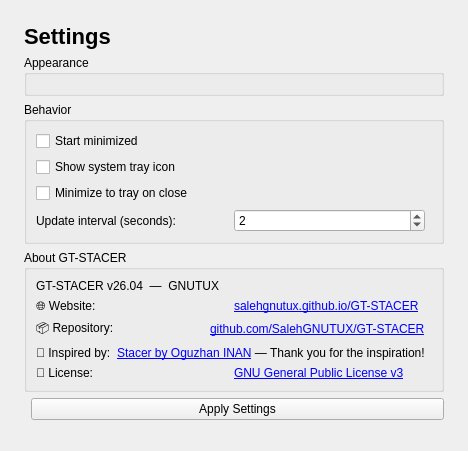
Before: the Qt Designer form GT-STACER/gt-stacer/Pages/Settings/settings_page.ui in SalehGNUTUX/GT-STACER, drawn with Qt 5.
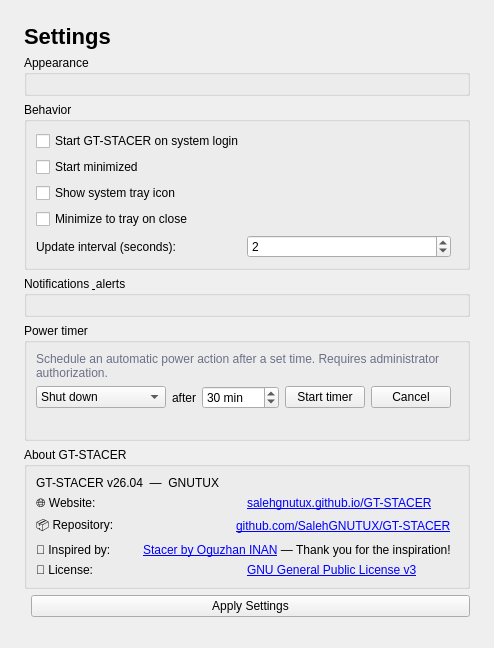
After: the same form once the commit is applied.

```diff
--- a/GT-STACER/gt-stacer/Pages/Settings/settings_page.ui
+++ b/GT-STACER/gt-stacer/Pages/Settings/settings_page.ui
@@ -18,6 +18,7 @@
    <item>
     <widget class="QGroupBox"><property name="title"><string>Behavior</string></property>
      <layout class="QVBoxLayout">
+      <item><widget class="QCheckBox" name="autoStartCheck"><property name="text"><string>Start GT-STACER on system login</string></property></widget></item>
       <item><widget class="QCheckBox" name="startMinimizedCheck"><property name="text"><string>Start minimized</string></property></widget></item>
       <item><widget class="QCheckBox" name="showTrayCheck"><property name="text"><string>Show system tray icon</string></property></widget></item>
       <item><widget class="QCheckBox" name="minimizeToTrayCheck"><property name="text"><string>Minimize to tray on close</string></property></widget></item>
@@ -31,6 +32,50 @@
      </layout>
     </widget>
    </item>
+   <item>
+    <widget class="QGroupBox"><property name="title"><string>Notifications &amp; alerts</string></property>
+     <layout class="QFormLayout">
+      <item>
+       <widget class="QLabel"><property name="text"><string>Enable alerts:</string></property></widget>
+       <widget class="QCheckBox" name="alertsEnabledCheck"><property name="text"><string>Show desktop notifications when thresholds are crossed</string></property></widget>
+      </item>
+      <item>
+       <widget class="QLabel"><property name="text"><string>CPU/GPU temperature (°C, 0 = off):</string></property></widget>
+       <widget class="QSpinBox" name="cpuTempSpin"><property name="minimum"><number>0</number></property><property name="maximum"><number>120</number></property><property name="value"><number>85</number></property></widget>
+      </item>
+      <item>
+       <widget class="QLabel"><property name="text"><string>Memory usage (%, 0 = off):</string></property></widget>
+       <widget class="QSpinBox" name="memSpin"><property name="minimum"><number>0</number></property><property name="maximum"><number>100</number></property><property name="value"><number>90</number></property></widget>
+      </item>
+      <item>
+       <widget class="QLabel"><property name="text"><string>Disk usage (%, 0 = off):</string></property></widget>
+       <widget class="QSpinBox" name="diskSpin"><property name="minimum"><number>0</number></property><property name="maximum"><number>100</number></property><property name="value"><number>95</number></property></widget>
+      </item>
+      <item>
+       <widget class="QLabel"><property name="text"><string>Battery low (%, 0 = off):</string></property></widget>
+       <widget class="QSpinBox" name="batterySpin"><property name="minimum"><number>0</number></property><property name="maximum"><number>100</number></property><property name="value"><number>15</number></property></widget>
+      </item>
+     </layout>
+    </widget>
+   </item>
+   <item>
+    <widget class="QGroupBox"><property name="title"><string>Power timer</string></property>
+     <layout class="QVBoxLayout">
+      <item><widget class="QLabel"><property name="text"><string>Schedule an automatic power action after a set time. Requires administrator authorization.</string></property><property name="wordWrap"><bool>true</bool></property><property name="styleSheet"><string>color:#6c7086;</string></property></widget></item>
+      <item>
+       <layout class="QHBoxLayout">
+        <item><widget class="QComboBox" name="powerActionCombo"><item><property name="text"><string>Shut down</string></property></item><item><property name="text"><string>Restart</string></property></item><item><property name="text"><string>Suspend (to RAM)</string></property></item><item><property name="text"><string>Hibernate (to disk)</string></property></item></widget></item>
+        <item><widget class="QLabel"><property name="text"><string>after</string></property></widget></item>
+        <item><widget class="QSpinBox" name="powerMinutesSpin"><property name="minimum"><number>1</number></property><property name="maximum"><number>1440</number></property><property name="value"><number>30</number></property><property name="suffix"><string> min</string></property></widget></item>
+        <item><widget class="QPushButton" name="powerStartButton"><property name="text"><string>Start timer</string></property><property name="objectName"><string>primaryButton</string></property></widget></item>
+        <item><widget class="QPushButton" name="powerCancelButton"><property name="text"><string>Cancel</string></property><property name="objectName"><string>dangerButton</string></property></widget></item>
+        <item><spacer><property name="orientation"><enum>Qt::Horizontal</enum></property></spacer></item>
+       </layout>
+      </item>
+      <item><widget class="QLabel" name="powerCountdownLabel"><property name="text"><string/></property><property name="styleSheet"><string>color:#f9e2af;font-weight:bold;</string></property></widget></item>
+     </layout>
+    </widget>
+   </item>
    <item>
     <widget class="QGroupBox"><property name="title"><string>About GT-STACER</string></property>
      <layout class="QVBoxLayout">
```
